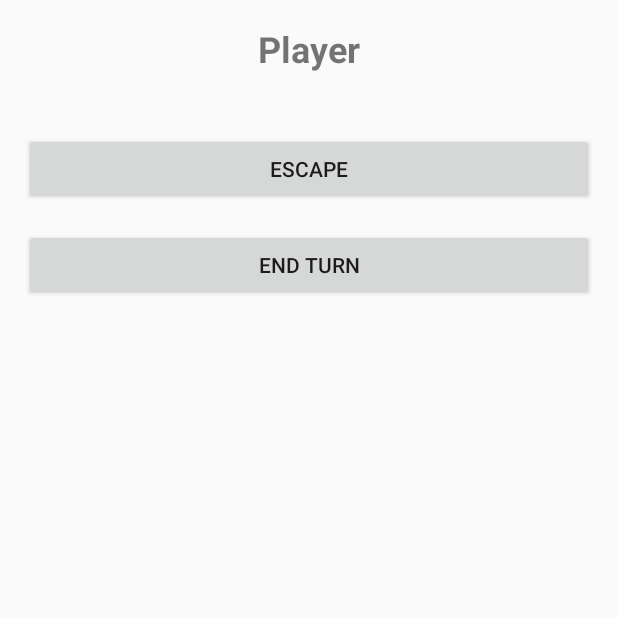
After one commit to JoaquinRodriguezph/CompanionApp, an Android app built with Jetpack Compose: the PlayerTurnActivity screen opened directly, with no data from a screen before it, on a phone screen of 412 x 824 dp, the top half of it. The commit adds this screen. Run offline under Robolectric (Android 15) with nearby library versions, the light colour scheme and no system bars.

Commit message:
Added picking of items and player turn window (still not retaining those checked)

```diff
--- a/app/build.gradle.kts
+++ b/app/build.gradle.kts
@@ -59,6 +59,7 @@ dependencies {
     implementation(libs.androidx.ui.graphics)
     implementation(libs.androidx.ui.tooling.preview)
     implementation(libs.androidx.material3)
+    implementation(libs.androidx.recyclerview)
     testImplementation(libs.junit)
     androidTestImplementation(libs.androidx.junit)
     androidTestImplementation(libs.androidx.espresso.core)
--- /dev/null
+++ b/app/src/main/java/com/example/companionapp/PlayerTurnActivity.kt
@@ -0,0 +1,61 @@
+package com.example.companionapp
+
+import android.content.Intent
+import android.os.Bundle
+import android.widget.Button
+import android.widget.CheckBox
+import android.widget.LinearLayout
+import android.widget.TextView
+import androidx.appcompat.app.AppCompatActivity
+
+class PlayerTurnActivity : AppCompatActivity() {
+
+    override fun onCreate(savedInstanceState: Bundle?) {
+        super.onCreate(savedInstanceState)
+        setContentView(R.layout.activity_player_turn)
+
+        // Get player data from the intent
+        val playerName = intent.getStringExtra("playerName") ?: "Player"
+        val playerItems = intent.getStringArrayListExtra("playerItems") ?: arrayListOf()
+        val players = intent.getStringArrayListExtra("players") ?: arrayListOf()
+        val colors = intent.getStringArrayListExtra("colors") ?: arrayListOf()
+        val playerItemsMap = intent.getSerializableExtra("playerItemsMap") as? HashMap<String, ArrayList<String>>
+        val currentNight = intent.getIntExtra("currentNight", 1)
+
+        // Set player title
+        val playerTitle = findViewById<TextView>(R.id.player_title)
+        playerTitle.text = playerName
+
+        // Display items as checkboxes
+        val itemContainer = findViewById<LinearLayout>(R.id.item_container)
+        playerItems.forEach { item ->
+            val checkBox = CheckBox(this)
+            checkBox.text = item
+            itemContainer.addView(checkBox)
+        }
+
+        // End Night button
+        findViewById<Button>(R.id.end_night_button).setOnClickListener {
+            val intent = Intent(this, NightScreenActivity::class.java).apply {
+                putStringArrayListExtra("players", ArrayList(players))
+                putStringArrayListExtra("colors", ArrayList(colors))
+                putExtra("playerItems", HashMap(playerItemsMap))
+                putExtra("currentNight", currentNight)
+            }
+            startActivity(intent)
+            finish()
+        }
+
+        // End Turn button
+        findViewById<Button>(R.id.end_turn_button).setOnClickListener {
+            val intent = Intent(this, NightScreenActivity::class.java).apply {
+                putStringArrayListExtra("players", ArrayList(players))
+                putStringArrayListExtra("colors", ArrayList(colors))
+                putExtra("playerItems", HashMap(playerItemsMap))
+                putExtra("currentNight", currentNight)
+            }
+            startActivity(intent)
+            finish()
+        }
+    }
+}
--- /dev/null
+++ b/app/src/main/res/layout/activity_player_turn.xml
@@ -0,0 +1,40 @@
+<LinearLayout
+    xmlns:android="http://schemas.android.com/apk/res/android"
+    android:layout_width="match_parent"
+    android:layout_height="match_parent"
+    android:orientation="vertical"
+    android:padding="16dp">
+
+    <!-- Player title -->
+    <TextView
+        android:id="@+id/player_title"
+        android:layout_width="wrap_content"
+        android:layout_height="wrap_content"
+        android:layout_gravity="center_horizontal"
+        android:text="Player 1"
+        android:textSize="24sp"
+        android:textStyle="bold"
+        android:paddingBottom="16dp"/>
+
+    <!-- Container for checkboxes -->
+    <LinearLayout
+        android:id="@+id/item_container"
+        android:layout_width="match_parent"
+        android:layout_height="wrap_content"
+        android:orientation="vertical"
+        android:layout_marginBottom="24dp"/>
+
+    <!-- Buttons -->
+    <Button
+        android:id="@+id/end_night_button"
+        android:layout_width="match_parent"
+        android:layout_height="wrap_content"
+        android:text="Escape"
+        android:layout_marginBottom="16dp"/>
+
+    <Button
+        android:id="@+id/end_turn_button"
+        android:layout_width="match_parent"
+        android:layout_height="wrap_content"
+        android:text="End Turn"/>
+</LinearLayout>
--- a/gradle/libs.versions.toml
+++ b/gradle/libs.versions.toml
@@ -8,6 +8,7 @@ espressoCore = "3.6.1"
 lifecycleRuntimeKtx = "2.8.4"
 activityCompose = "1.9.1"
 composeBom = "2023.08.00"
+recyclerview = "1.3.2"
 
 [libraries]
 androidx-appcompat = { module = "androidx.appcompat:appcompat", version = "1.6.1" }
@@ -25,6 +26,7 @@ androidx-ui-tooling-preview = { group = "androidx.compose.ui", name = "ui-toolin
 androidx-ui-test-manifest = { group = "androidx.compose.ui", name = "ui-test-manifest" }
 androidx-ui-test-junit4 = { group = "androidx.compose.ui", name = "ui-test-junit4" }
 androidx-material3 = { group = "androidx.compose.material3", name = "material3" }
+androidx-recyclerview = { group = "androidx.recyclerview", name = "recyclerview", version.ref = "recyclerview" }
 
 [plugins]
 androidApplication = { id = "com.android.application", version.ref = "agp" }
```
Also changed, not shown: app/src/main/AndroidManifest.xml (+8 -0 lines), app/src/main/java/com/example/companionapp/ItemSelectionActivity.kt (added, +86 -0 lines), app/src/main/java/com/example/companionapp/MapActivity.kt (+24 -7 lines), app/src/main/java/com/example/companionapp/NightScreenActivity.kt (+29 -17 lines), app/src/main/java/com/example/companionapp/PlayerAdapter.kt (added, +91 -0 lines), app/src/main/java/com/example/companionapp/PlayerCountActivity.kt (+11 -22 lines), app/src/main/res/layout/activity_item_selection.xml (added, +20 -0 lines), app/src/main/res/layout/player_item.xml (added, +22 -0 lines).
